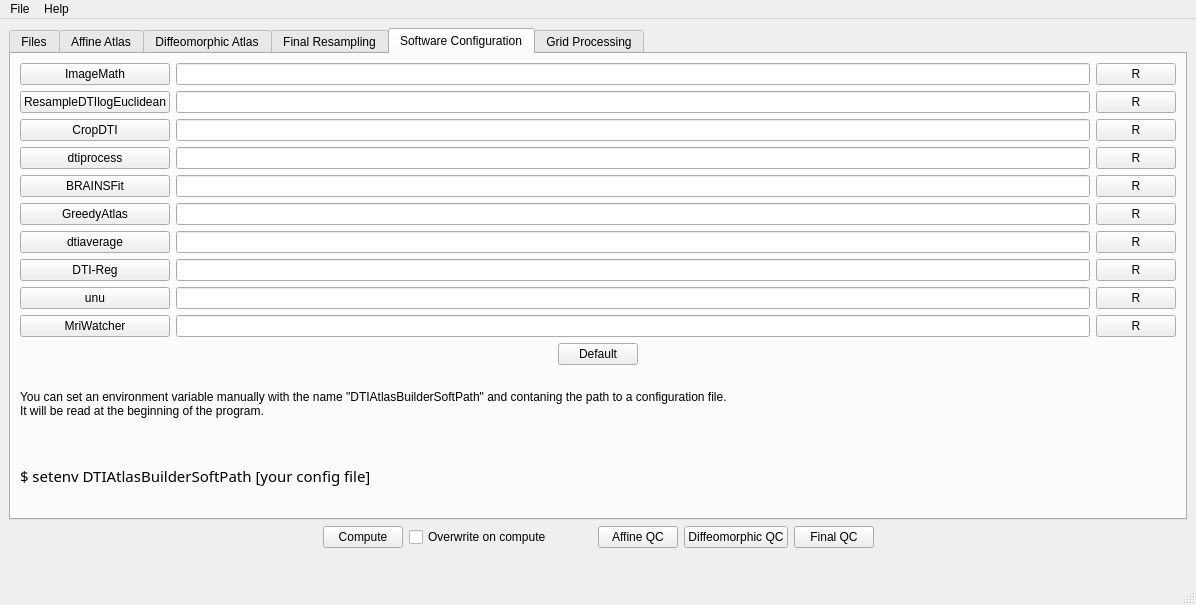
adrienkaiser/DTIAtlasBuilder, file GUIwindow.ui: the form before one commit.
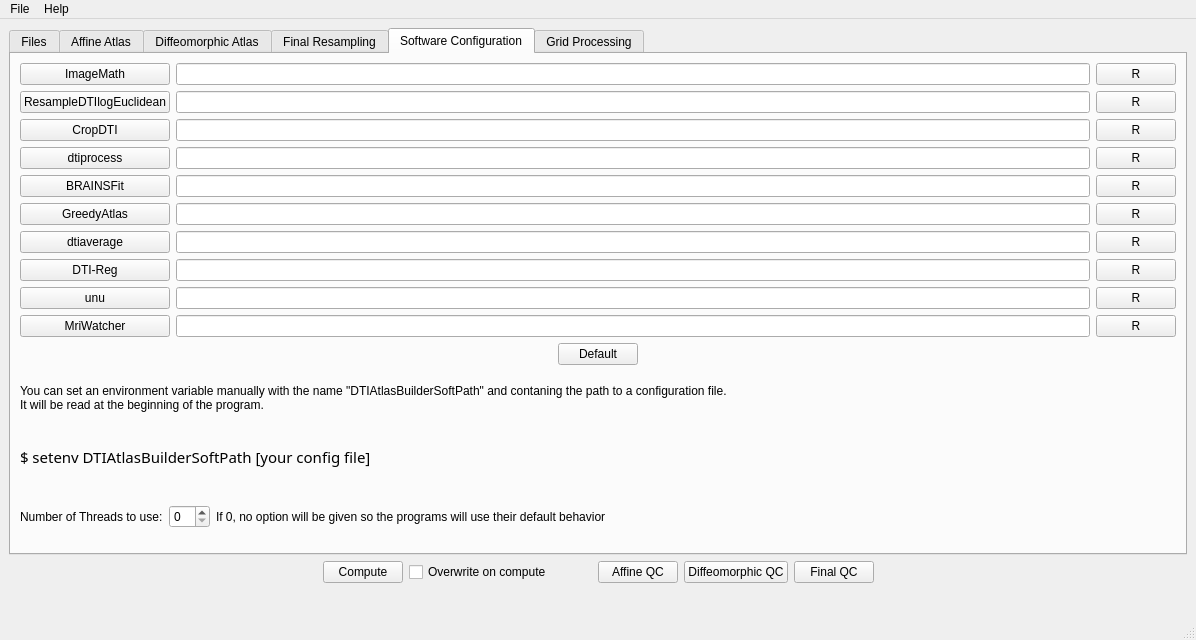
The form after the commit. The open tabs and pages were chosen to show the change.

Commit message: ENH: Add max NbThreads option

```diff
--- a/GUIwindow.ui
+++ b/GUIwindow.ui
@@ -7,7 +7,7 @@
     <x>0</x>
     <y>0</y>
     <width>1196</width>
-    <height>605</height>
+    <height>640</height>
    </rect>
   </property>
   <property name="windowTitle">
@@ -1434,6 +1434,40 @@
           </property>
          </widget>
         </item>
+        <item>
+         <layout class="QHBoxLayout" name="horizontalLayout_13">
+          <item>
+           <widget class="QLabel" name="label_27">
+            <property name="text">
+             <string>Number of Threads to use:</string>
+            </property>
+           </widget>
+          </item>
+          <item>
+           <widget class="QSpinBox" name="NbThreadsSpinBox"/>
+          </item>
+          <item>
+           <widget class="QLabel" name="label_28">
+            <property name="text">
+             <string>If 0, no option will be given so the programs will use their default behavior</string>
+            </property>
+           </widget>
+          </item>
+          <item>
+           <spacer name="horizontalSpacer_3">
+            <property name="orientation">
+             <enum>Qt::Horizontal</enum>
+            </property>
+            <property name="sizeHint" stdset="0">
+             <size>
+              <width>40</width>
+              <height>20</height>
+             </size>
+            </property>
+           </spacer>
+          </item>
+         </layout>
+        </item>
        </layout>
       </widget>
       <widget class="QWidget" name="GridTab">
```
Left out of the diff: 7 changed lines with no effect on the pictures. The commit also changes 4 other files.
